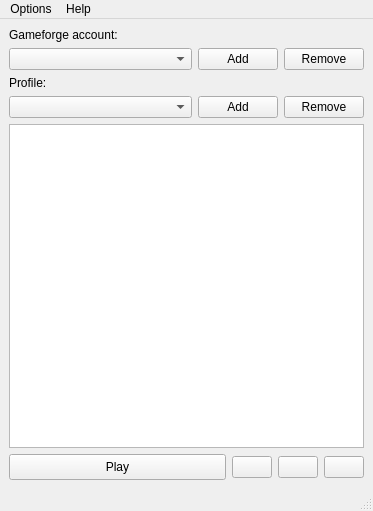
Before: the Qt Designer form Launcher/src/gui/mainwindow.ui in hatz2/GflessClient, drawn with Qt 5.
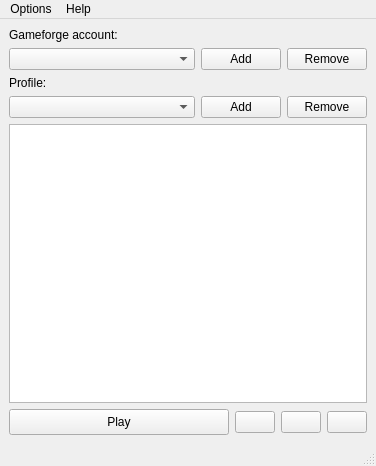
After: the same form once the commit is applied. Icons and pictures are not drawn.

```diff
--- a/Launcher/src/gui/mainwindow.ui
+++ b/Launcher/src/gui/mainwindow.ui
@@ -6,8 +6,8 @@
    <rect>
     <x>0</x>
     <y>0</y>
-    <width>373</width>
-    <height>511</height>
+    <width>376</width>
+    <height>466</height>
    </rect>
   </property>
   <property name="windowTitle">
@@ -177,7 +177,7 @@
     <rect>
      <x>0</x>
      <y>0</y>
-     <width>373</width>
+     <width>376</width>
      <height>21</height>
     </rect>
    </property>
```
Left out of the diff: 4 changed lines with no effect on the pictures.
